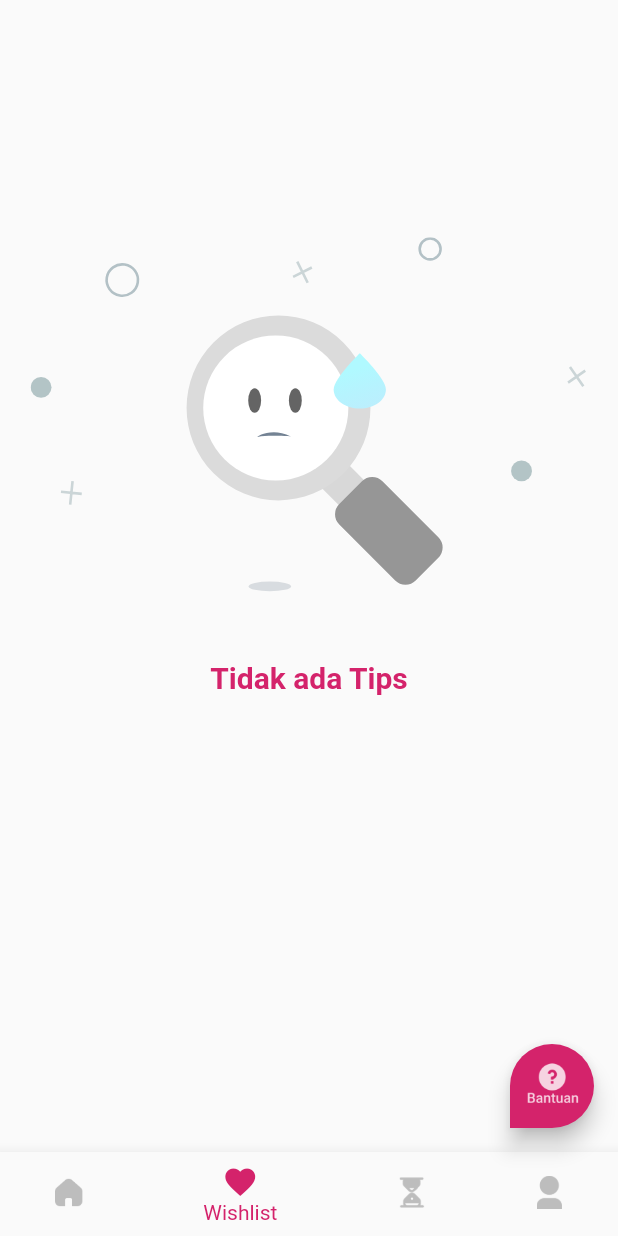
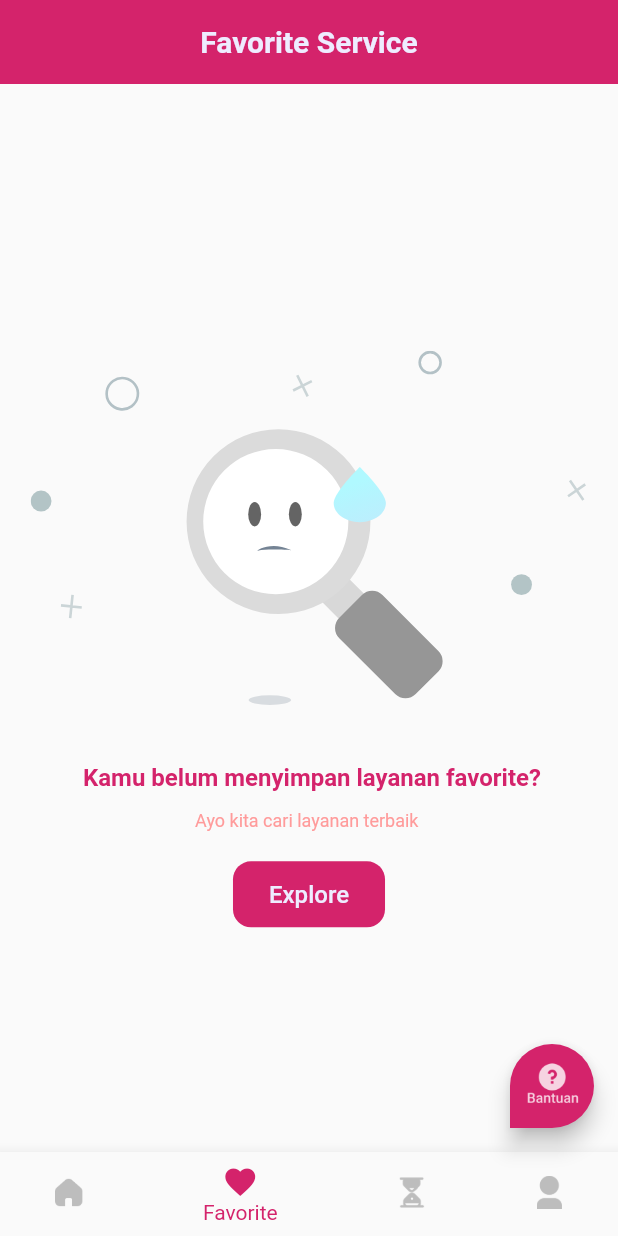
Before and after one commit to yaminmuhammad/pedikia-apps, a Flutter app: the MainPage screen opened by its route, item 2 of the bottom bar chosen, on a phone screen of 412 x 824 dp. Run offline on Flutter 3.47's test engine with Material 2 defaults, Android fonts, the light colour scheme and no system bars; our stand-ins replace carousel_slider, flutter_datetime_picker, google_fonts, lottie; missing offline and left inert: material_dialogs; accounts and stored records are empty; network calls fail.

Commit message:
add wishlist page

```diff
--- a/lib/main.dart
+++ b/lib/main.dart
@@ -4,6 +4,7 @@ import 'package:pedikia/pages/sign_in_page.dart';
 import 'package:pedikia/pages/sign_up_page.dart';
 import 'package:pedikia/pages/splash_page.dart';
 import 'package:pedikia/providers/auth_provider.dart';
+import 'package:pedikia/providers/wishlist_provider.dart';
 import 'package:provider/provider.dart';
 import 'package:pedikia/providers/serve_provider.dart';
 import 'package:pedikia/providers/page_provider.dart';
@@ -24,6 +25,9 @@ class MyApp extends StatelessWidget {
         ChangeNotifierProvider(
           create: (context) => PageProvider(),
         ),
+        ChangeNotifierProvider(
+          create: (context) => WishlistProvider(),
+        )
       ],
       child: MaterialApp(
         debugShowCheckedModeBanner: false,
--- a/lib/pages/home/main_page.dart
+++ b/lib/pages/home/main_page.dart
@@ -2,7 +2,7 @@ import 'package:flutter/material.dart';
 import 'package:pedikia/pages/home/history_page.dart';
 import 'package:pedikia/pages/home/home_page.dart';
 import 'package:pedikia/pages/home/profile_page.dart';
-import 'package:pedikia/pages/home/tips_page.dart';
+import 'package:pedikia/pages/home/wishlist_page.dart';
 import 'package:pedikia/providers/page_provider.dart';
 import 'package:pedikia/theme.dart';
 import 'package:provider/provider.dart';
@@ -64,7 +64,7 @@ class _MainPageState extends State<MainPage> {
                   ? primaryColor
                   : Color(0xffBDBDBD),
             ),
-            label: 'Wishlist',
+            label: 'Favorite',
           ),
           BottomNavigationBarItem(
             icon: Image.asset(
@@ -96,7 +96,7 @@ class _MainPageState extends State<MainPage> {
           return HomePage();
           break;
         case 1:
-          return TipsPage();
+          return WishlistPage();
         case 2:
           return HistoryPage();
           break;
--- a/lib/pages/home/tips_page.dart
+++ /dev/null
@@ -1,37 +0,0 @@
-import 'package:flutter/material.dart';
-import 'package:lottie/lottie.dart';
-import 'package:pedikia/theme.dart';
-
-class TipsPage extends StatelessWidget {
-  @override
-  Widget build(BuildContext context) {
-    return Scaffold(
-      body: SafeArea(
-        child: Center(
-          child: ListView(
-            children: [
-              // Load a Lottie file from your assets
-              Container(
-                margin: EdgeInsets.only(top: 130),
-                child: Lottie.asset('assets/no_tips.json',
-                    alignment: Alignment.bottomCenter),
-              ),
-              Center(
-                child: Container(
-                  margin: EdgeInsets.all(30),
-                  child: Text(
-                    'Tidak ada Tips',
-                    style: primaryTextStyle.copyWith(
-                      fontSize: 20,
-                      fontWeight: bold,
-                    ),
-                  ),
-                ),
-              ),
-            ],
-          ),
-        ),
-      ),
-    );
-  }
-}
--- /dev/null
+++ b/lib/pages/home/wishlist_page.dart
@@ -0,0 +1,150 @@
+import 'package:flutter/material.dart';
+import 'package:lottie/lottie.dart';
+import 'package:pedikia/providers/page_provider.dart';
+import 'package:pedikia/providers/wishlist_provider.dart';
+import 'package:pedikia/theme.dart';
+import 'package:provider/provider.dart';
+import 'package:pedikia/widget/wishlist_card.dart';
+
+class WishlistPage extends StatelessWidget {
+  @override
+  Widget build(BuildContext context) {
+    WishlistProvider wishlistProvider = Provider.of<WishlistProvider>(context);
+    PageProvider pageProvider = Provider.of<PageProvider>(context);
+
+    Widget header() {
+      return AppBar(
+        backgroundColor: primaryColor,
+        elevation: 0,
+        centerTitle: true,
+        automaticallyImplyLeading: false,
+        title: Text(
+          'Favorite Service',
+          style: primaryTextStyle.copyWith(
+            fontSize: 20,
+            color: whiteColor,
+            fontWeight: semiBold,
+          ),
+        ),
+      );
+    }
+
+    Widget emptyWishlist() {
+      return Expanded(
+        child: Container(
+          width: double.infinity,
+          child: Column(
+            mainAxisAlignment: MainAxisAlignment.center,
+            children: [
+              Lottie.asset(
+                'assets/no_tips.json',
+                alignment: Alignment.bottomCenter,
+              ),
+              SizedBox(
+                height: 23,
+              ),
+              Text(
+                ' Kamu belum menyimpan layanan favorite?',
+                style: primaryTextStyle.copyWith(
+                  fontSize: 16,
+                  fontWeight: semiBold,
+                ),
+              ),
+              SizedBox(
+                height: 12,
+              ),
+              Text(
+                'Ayo kita cari layanan terbaik ',
+                style: primaryTextStyle.copyWith(
+                  fontSize: 12,
+                  color: timeColor,
+                ),
+              ),
+              SizedBox(
+                height: 20,
+              ),
+              Container(
+                height: 44,
+                child: TextButton(
+                  onPressed: () {
+                    pageProvider.currentIndex = 0;
+                  },
+                  style: TextButton.styleFrom(
+                    padding: EdgeInsets.symmetric(
+                      vertical: 10,
+                      horizontal: 24,
+                    ),
+                    backgroundColor: primaryColor,
+                    shape: RoundedRectangleBorder(
+                      borderRadius: BorderRadius.circular(12),
+                    ),
+                  ),
+                  child: Text(
+                    'Explore',
+                    style: primaryTextStyle.copyWith(
+                      fontSize: 16,
+                      color: whiteColor,
+                      fontWeight: medium,
+                    ),
+                  ),
+                ),
+              ),
+            ],
+          ),
+        ),
+      );
+    }
+
+    Widget content() {
+      return Expanded(
+        child: Container(
+          child: ListView(
+            padding: EdgeInsets.symmetric(
+              horizontal: defaultMargin,
+            ),
+            children: wishlistProvider.wishlist
+                .map(
+                  (service) => WishlistCard(service),
+                )
+                .toList(),
+          ),
+        ),
+      );
+    }
+
+    return Scaffold(
+      body: SafeArea(
+        child: Column(
+          children: [
+            header(),
+            wishlistProvider.wishlist.length == 0 ? emptyWishlist() : content(),
+          ],
+        ),
+        // child: Center(
+        //   child: ListView(
+        //     children: [
+        //       // Load a Lottie file from your assets
+        //       Container(
+        //         margin: EdgeInsets.only(top: 130),
+        //         child: Lottie.asset('assets/no_tips.json',
+        //             alignment: Alignment.bottomCenter),
+        //       ),
+        //       Center(
+        //         child: Container(
+        //           margin: EdgeInsets.all(30),
+        //           child: Text(
+        //             'Tidak ada Tips',
+        //             style: primaryTextStyle.copyWith(
+        //               fontSize: 20,
+        //               fontWeight: bold,
+        //             ),
+        //           ),
+        //         ),
+        //       ),
+        //     ],
+        //   ),
+        // ),
+      ),
+    );
+  }
+}
--- /dev/null
+++ b/lib/providers/wishlist_provider.dart
@@ -0,0 +1,32 @@
+import 'package:flutter/material.dart';
+
+import '../models/service_model.dart';
+
+class WishlistProvider with ChangeNotifier {
+  List<ServiceModel> _wishlist = [];
+
+  List<ServiceModel> get wishlist => _wishlist;
+
+  set wishlist(List<ServiceModel> wishlist) {
+    _wishlist = wishlist;
+    notifyListeners();
+  }
+
+  setService(ServiceModel service) {
+    if (!isWishlist(service)) {
+      _wishlist.add(service);
+    } else {
+      _wishlist.removeWhere((element) => element.id == service.id);
+    }
+
+    notifyListeners();
+  }
+
+  isWishlist(ServiceModel service) {
+    if (_wishlist.indexWhere((element) => element.id == service.id) == -1) {
+      return false;
+    } else {
+      return true;
+    }
+  }
+}
--- a/lib/theme.dart
+++ b/lib/theme.dart
@@ -5,6 +5,7 @@ double defaultMargin = 30.0;
 
 Color primaryColor = Color(0xffD4236B);
 Color primaryColor2 = Color(0xffF7DDDE);
+Color alertColor = Color(0xffED6363);
 Color secondaryColor = primaryColor.withOpacity(0.1); /* Warna form input */
 Color subtitleColor = Color(0xff504F5E);
 Color whiteColor = Color.fromARGB(255, 238, 236, 255);
```
Also changed, not shown: lib/pages/detail_service_page.dart (+36 -41 lines), lib/widget/wishlist_card.dart (added, +74 -0 lines).
